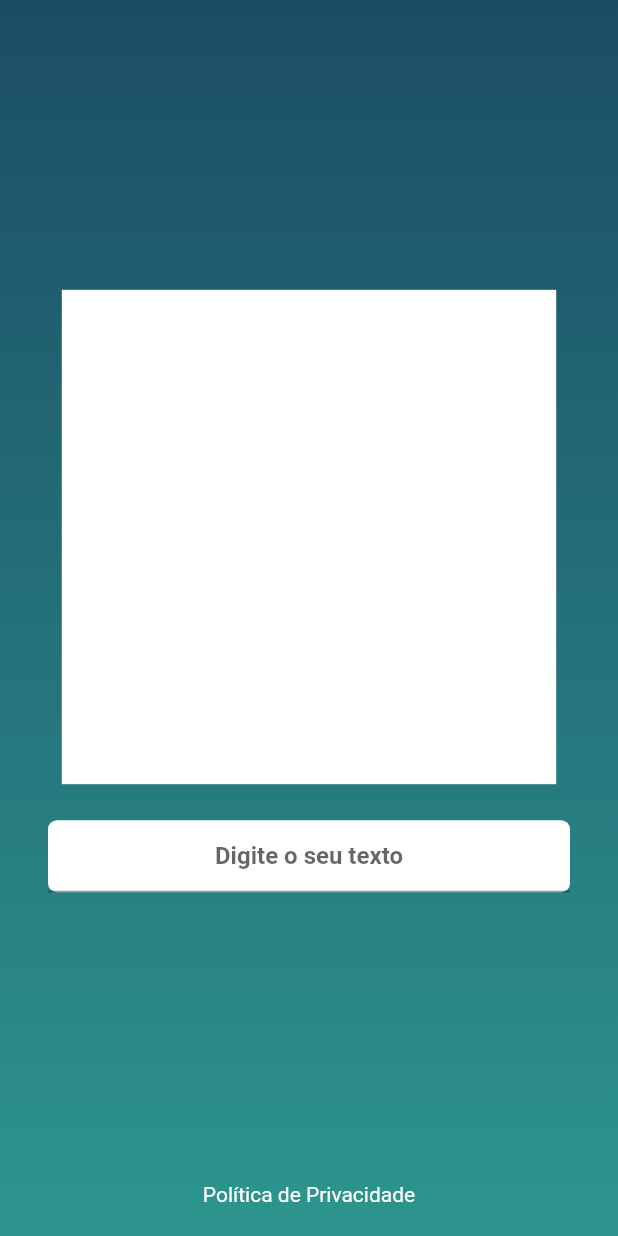
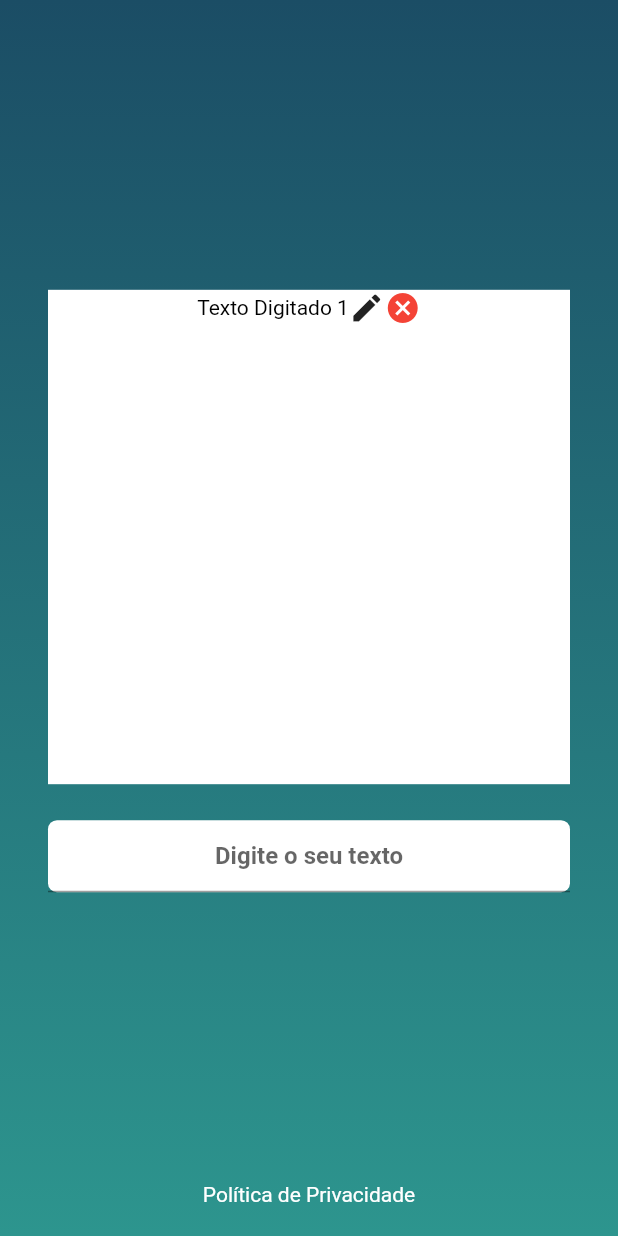
Before and after one commit to xGreatSoulx/TargetProva, a Flutter app: the InformationsPage screen opened by its route, on a phone screen of 412 x 824 dp. Run offline on Flutter 3.47's test engine with Material 2 defaults, Android fonts, the phone set to English and light mode, and no system bars.

Commit message:
Pequenos ajustes no card central

```diff
--- a/target_prova/lib/view/informations_page.dart
+++ b/target_prova/lib/view/informations_page.dart
@@ -29,10 +29,30 @@ class _InformationsPageState extends State<InformationsPage> {
           mainAxisAlignment: MainAxisAlignment.center,
           children: [
             const Spacer(),
-            Container(
-              width: MediaQuery.of(context).size.width * 0.80,
-              height: MediaQuery.of(context).size.height * 0.4,
-              color: Colors.white,
+            Padding(
+              padding: const EdgeInsets.symmetric(horizontal: 32),
+              child: Container(
+                height: MediaQuery.of(context).size.height * 0.4,
+                color: Colors.white,
+                child: const Column(
+                  children: [
+                    Row(
+                      mainAxisAlignment: MainAxisAlignment.center,
+                      children: [
+                        Text(
+                          'Texto Digitado 1',
+                          style: TextStyle(color: Colors.black),
+                        ),
+                        Icon(Icons.edit),
+                        Icon(
+                          Icons.cancel,
+                          color: Colors.red,
+                        ),
+                      ],
+                    ),
+                  ],
+                ),
+              ),
             ),
             CustomTextFormField(
               textAlign: TextAlign.center,
```
